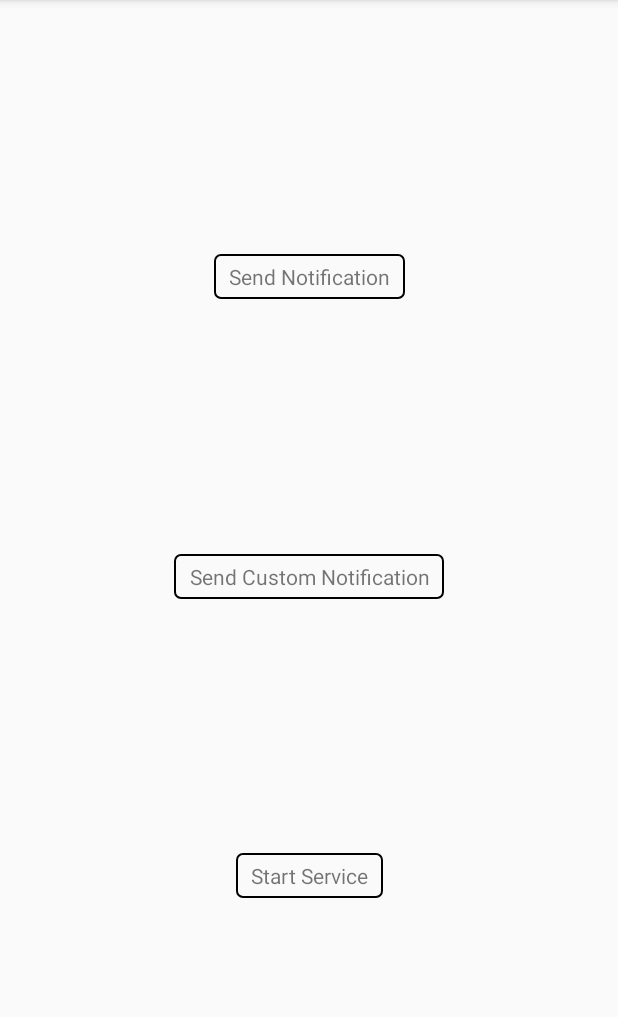
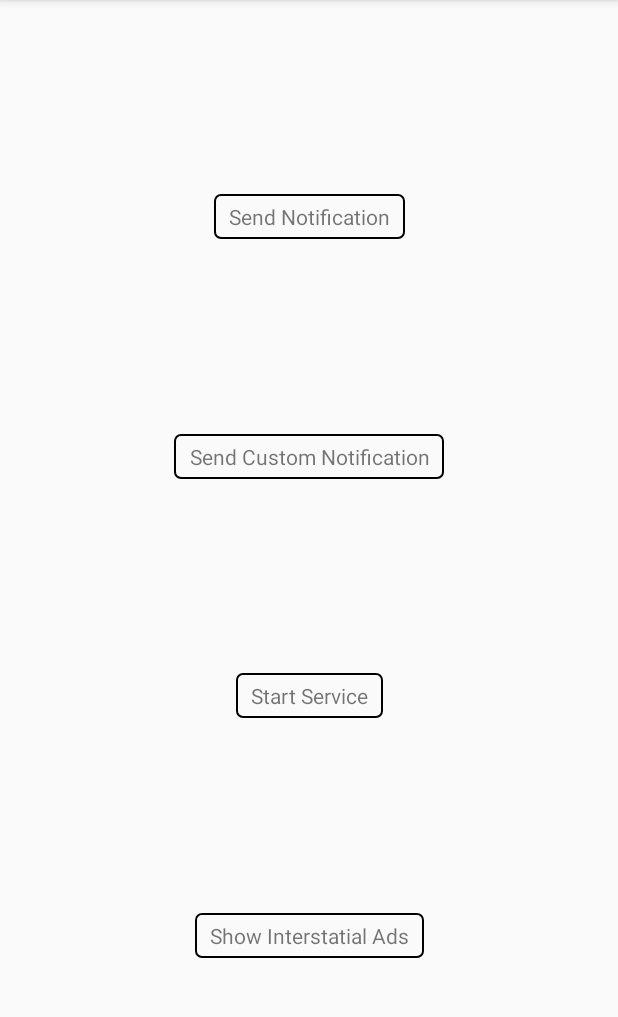
Before and after one commit to ilkayaktas/ProjectVelodrome, an Android app: the screen it shows after launch (MainActivity), after a tap on "Start Service", on a phone screen of 412 x 824 dp, the part 84-1101 px from its top. Run offline under Robolectric (Android 15) with nearby library versions, the phone set to English and light mode, and no system bars; our stand-ins replace AdMob, ButterKnife, Dagger/Hilt's generated code; libraries missing offline, so code that uses them is left out: io.realm; 7 statements that could not run were skipped.

```diff
--- a/app/src/main/java/com/ilkayaktas/projectname/views/activities/home/MainActivity.java
+++ b/app/src/main/java/com/ilkayaktas/projectname/views/activities/home/MainActivity.java
@@ -8,8 +8,10 @@ import android.view.View;
 import android.widget.RemoteViews;
 import butterknife.ButterKnife;
 import butterknife.OnClick;
+import com.google.android.gms.ads.InterstitialAd;
 import com.ilkayaktas.projectname.R;
 import com.ilkayaktas.projectname.controller.services.MobssPeriodicNotificationService;
+import com.ilkayaktas.projectname.controller.services.ads.MobssAds;
 import com.ilkayaktas.projectname.controller.services.ads.MobssAdsBuilder;
 import com.ilkayaktas.projectname.views.activities.base.BaseActivity;
 import com.ilkayaktas.projectname.views.widgets.dialogs.rateme.Config;
@@ -22,6 +24,9 @@ import javax.inject.Inject;
 public class MainActivity extends BaseActivity implements MainMvpView {
 
 	private static final String TAG = "MainActivity";
+	private MobssAds mobssAds;
+	private InterstitialAd interstitialAd = null;
+
 	@Inject
 	MainMvpPresenter<MainMvpView> mPresenter;
 
@@ -39,7 +44,11 @@ public class MainActivity extends BaseActivity implements MainMvpView {
 		mPresenter.onAttach(MainActivity.this);
 
 		// Add AdView
-		MobssAdsBuilder.instance().build().loadBannerAdd(this);
+		MobssAdsBuilder.instance().build().loadBannerAds(this);
+
+		// Load interstatial ads
+		mobssAds = MobssAdsBuilder.instance().build();
+		interstitialAd = mobssAds.loadInterstatialAds(this);
 
 	}
 
@@ -122,5 +131,8 @@ public class MainActivity extends BaseActivity implements MainMvpView {
 				MobssPeriodicNotificationService.class));
 	}
 
-
+	@OnClick(R.id.ib_main_showads)
+	public void onShowInterstatialAds(View view){
+		mobssAds.showInterstatialAds(interstitialAd);
+	}
 }
--- a/app/src/main/res/layout/activity_main.xml
+++ b/app/src/main/res/layout/activity_main.xml
@@ -34,11 +34,22 @@
             android:layout_width="wrap_content"
             android:layout_height="30dp"
             android:gravity="center"
-            app:layout_constraintBottom_toBottomOf="parent"
+            app:layout_constraintBottom_toBottomOf="@id/ib_main_showads"
             app:layout_constraintLeft_toLeftOf="parent"
             app:layout_constraintRight_toRightOf="parent"
             app:layout_constraintTop_toBottomOf="@id/ib_main_sendcustomnotification"
             android:background="@drawable/button_stroke_black"
             android:text="Start Service"/>
 
+    <TextView
+            android:id="@+id/ib_main_showads"
+            android:layout_width="wrap_content"
+            android:layout_height="30dp"
+            android:gravity="center"
+            app:layout_constraintBottom_toBottomOf="parent"
+            app:layout_constraintLeft_toLeftOf="parent"
+            app:layout_constraintRight_toRightOf="parent"
+            app:layout_constraintTop_toBottomOf="@id/ib_main_startservice"
+            android:background="@drawable/button_stroke_black"
+            android:text="Show Interstatial Ads"/>
 </android.support.constraint.ConstraintLayout>
```
Also changed, not shown: app/src/main/java/com/ilkayaktas/projectname/controller/services/ads/MobssAds.java (+40 -5 lines).
